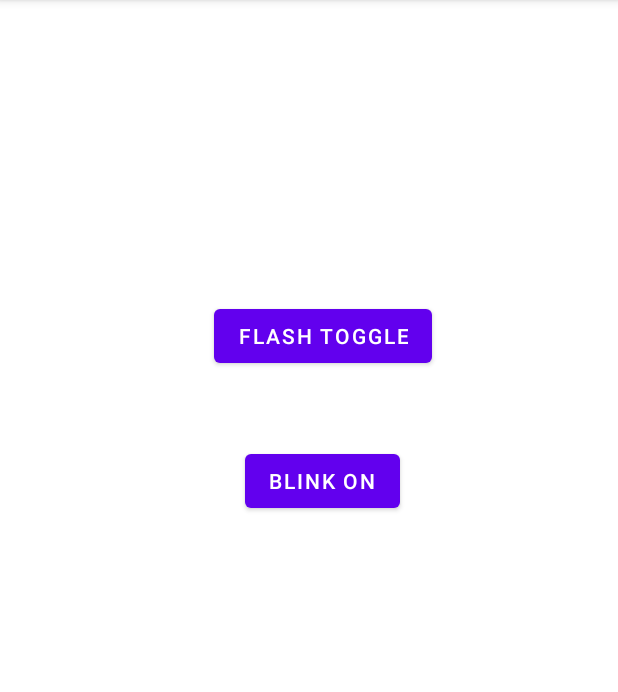
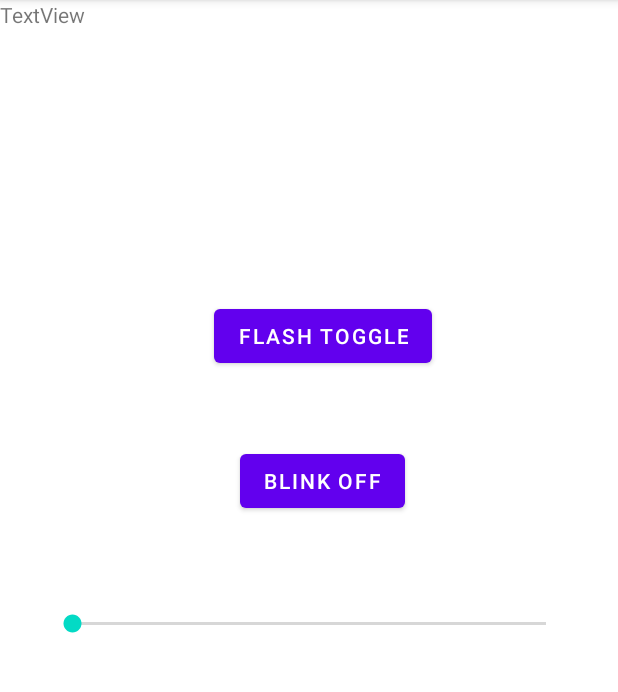
Before and after one commit to tathagatamukherjee044/MotionFlashlight, an Android app: the screen it shows after launch (MainActivity), after a tap on "BLINK ON", on a phone screen of 412 x 824 dp, the part 84-776 px from its top. Run offline under Robolectric (Android 15) with nearby library versions, the phone set to English and light mode, and no system bars; 3 statements that could not run were skipped.

Commit message:
able to now set custom delay between 20 and 500 ms

```diff
--- a/app/src/main/java/com/example/flashlight0/MainActivity.java
+++ b/app/src/main/java/com/example/flashlight0/MainActivity.java
@@ -10,6 +10,8 @@ import android.os.Bundle;
 import android.view.MotionEvent;
 import android.view.View;
 import android.widget.Button;
+import android.widget.SeekBar;
+import android.widget.TextView;
 
 import java.util.Timer;
 import java.util.TimerTask;
@@ -21,7 +23,11 @@ public class MainActivity extends AppCompatActivity {
 
     Button flashButton, blinkButton;
     CameraManager cameraManager;
+    SeekBar seekBar;
+    TextView textView;
     String cameraID;
+
+    long delay=1000;
 
     @Override
     protected void onCreate(Bundle savedInstanceState) {
@@ -29,6 +35,8 @@ public class MainActivity extends AppCompatActivity {
         setContentView(R.layout.activity_main);
         flashButton=findViewById(R.id.flashButton);
         blinkButton = findViewById(R.id.blinkButton);
+        seekBar = findViewById(R.id.seekBarDelay);
+        textView = findViewById(R.id.textViewDelay);
         startService(new Intent(MainActivity.this,ShakeDetection.class));
         cameraManager= (CameraManager) getSystemService(Context.CAMERA_SERVICE);
         try {
@@ -45,11 +53,33 @@ public class MainActivity extends AppCompatActivity {
             @Override
             public void onClick(View view) {
                 isBlink = !isBlink;
+                if (isBlink) blinkButton.setText("BLink Off");
+                else  blinkButton.setText("Blink On");
                 try {
                     blinkOn();
                 } catch (CameraAccessException e) {
                     e.printStackTrace();
                 }
+            }
+        });
+
+        seekBar.setOnSeekBarChangeListener(new SeekBar.OnSeekBarChangeListener() {
+            @Override
+            public void onProgressChanged(SeekBar seekBar, int i, boolean b) {
+                delay=i;
+                delay*=5;
+                if(delay<20) delay=20;
+                textView.setText(String.valueOf(delay));
+            }
+
+            @Override
+            public void onStartTrackingTouch(SeekBar seekBar) {
+
+            }
+
+            @Override
+            public void onStopTrackingTouch(SeekBar seekBar) {
+
             }
         });
 
@@ -86,12 +116,12 @@ public class MainActivity extends AppCompatActivity {
                     e.printStackTrace();
                 }
             }
-        },1000);
+        },delay);
     }
 
     public void blinkOff() throws  CameraAccessException {
 
-        if(!isBlink) return;
+        //if(!isBlink) return;
 
         Timer pulse = new Timer();
         pulse.schedule(new TimerTask() {
@@ -104,6 +134,12 @@ public class MainActivity extends AppCompatActivity {
                     e.printStackTrace();
                 }
             }
-        },1000);
+        },delay);
+    }
+
+    public void  stopBlinkFlashOn() throws CameraAccessException {
+        isBlink=false;
+        blinkOff();
+
     }
 }
--- a/app/src/main/res/layout/activity_main.xml
+++ b/app/src/main/res/layout/activity_main.xml
@@ -30,4 +30,25 @@
         app:layout_constraintTop_toBottomOf="@+id/flashButton"
         app:layout_constraintVertical_bias="0.103" />
 
+    <SeekBar
+        android:id="@+id/seekBarDelay"
+        android:layout_width="0dp"
+        android:layout_height="wrap_content"
+        android:layout_marginStart="32dp"
+        android:layout_marginEnd="32dp"
+        app:layout_constraintBottom_toBottomOf="parent"
+        app:layout_constraintEnd_toEndOf="parent"
+        app:layout_constraintHorizontal_bias="0.0"
+        app:layout_constraintStart_toStartOf="parent"
+        app:layout_constraintTop_toBottomOf="@+id/blinkButton"
+        app:layout_constraintVertical_bias="0.153" />
+
+    <TextView
+        android:id="@+id/textViewDelay"
+        android:layout_width="wrap_content"
+        android:layout_height="wrap_content"
+        android:text="TextView"
+        tools:layout_editor_absoluteX="175dp"
+        tools:layout_editor_absoluteY="78dp" />
+
 </androidx.constraintlayout.widget.ConstraintLayout>
```
